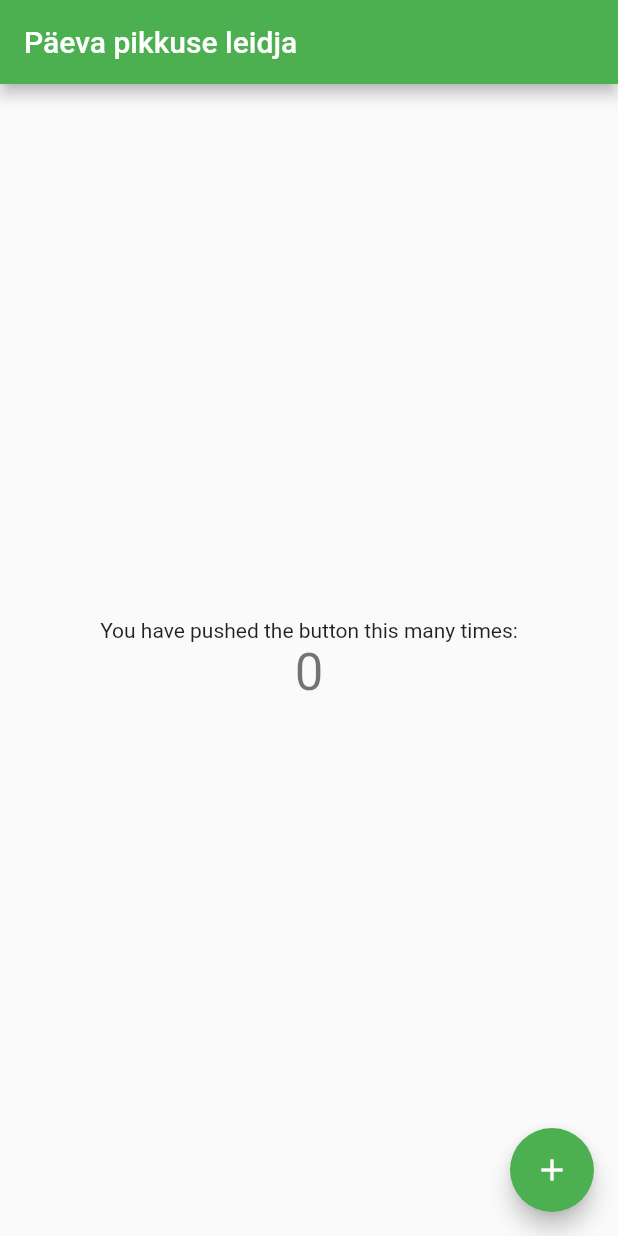
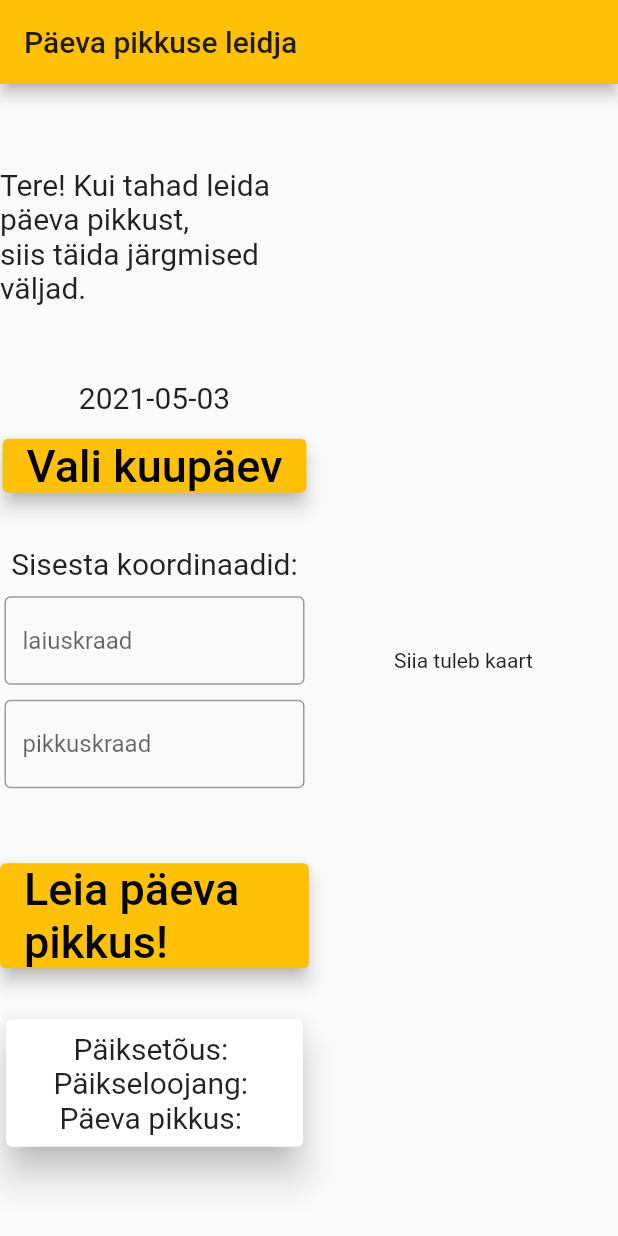
Before and after one commit to 3linameier/day_time, a Flutter app: the screen it shows after launch, on a phone screen of 412 x 824 dp. Run offline on Flutter 3.47's test engine with Material 2 defaults, Android fonts, the phone set to English and light mode, and no system bars; missing offline and left inert: duration, sunrise_sunset.

Commit message:
bunch of changes

```diff
--- a/lib/main.dart
+++ b/lib/main.dart
@@ -1,29 +1,27 @@
+///
+/// Autor: Elina Meier
+///
+/// CGI päeva pikkuse leidmise rakendus
+///
+/// mai 2021
+///
+
 import 'package:flutter/material.dart';
+import 'package:sunrise_sunset/sunrise_sunset.dart';
+import 'package:duration/duration.dart';
 
 void main() {
   runApp(MyApp());
 }
 
 class MyApp extends StatelessWidget {
-  // This widget is the root of your application.
+  // Rakenduse juur
   @override
   Widget build(BuildContext context) {
     return MaterialApp(
-      title: 'Flutter Demo',
+      title: 'len(päev)',
       theme: ThemeData(
-        // This is the theme of your application.
-        //
-        // Try running your application with "flutter run". You'll see the
-        // application has a blue toolbar. Then, without quitting the app, try
-        // changing the primarySwatch below to Colors.green and then invoke
-        // "hot reload" (press "r" in the console where you ran "flutter run",
-        // or simply save your changes to "hot reload" in a Flutter IDE).
-        // Notice that the counter didn't reset back to zero; the application
-        // is not restarted.
-        primarySwatch: Colors.green,
-        // This makes the visual density adapt to the platform that you run
-        // the app on. For desktop platforms, the controls will be smaller and
-        // closer together (more dense) than on mobile platforms.
+        primarySwatch: Colors.amber,
         visualDensity: VisualDensity.adaptivePlatformDensity,
       ),
       home: MyHomePage(title: 'Päeva pikkuse leidja'),
@@ -34,84 +32,184 @@ class MyApp extends StatelessWidget {
 class MyHomePage extends StatefulWidget {
   MyHomePage({Key key, this.title}) : super(key: key);
 
-  // This widget is the home page of your application. It is stateful, meaning
-  // that it has a State object (defined below) that contains fields that affect
-  // how it looks.
-
-  // This class is the configuration for the state. It holds the values (in this
-  // case the title) provided by the parent (in this case the App widget) and
-  // used by the build method of the State. Fields in a Widget subclass are
-  // always marked "final".
-
   final String title;
 
   @override
   _MyHomePageState createState() => _MyHomePageState();
 }
 
+// Siin on erinevad meetodid ja rakenduse muutumised
 class _MyHomePageState extends State<MyHomePage> {
-  int _counter = 0;
+  DateTime hetkeKuupaev = DateTime.now();
+  final latController = TextEditingController();
+  final longController = TextEditingController();
+  double lat = 0;
+  double long = 0;
+  String paiksetous = "";
+  String paikseloojang = "";
+  String paevapikkus = "";
 
-  void _incrementCounter() {
+
+  /// Meetod leiab SunriseSunset API-st vastavalt kuupäevale ja
+  /// lokatsioonile päiksetõusu ja -loojangu aja ning päeva pikkuse
+  Future<void> _leiaPaevaPikkus() async {
+    try {
+      final response = await SunriseSunset.getResults(date: hetkeKuupaev ,latitude: lat, longitude: long);
+
+      if (response.success) {
+        DateTime dataSR = response.data.sunrise.toLocal();
+        DateTime dataSS = response.data.sunset.toLocal();
+        Duration dayLen = dataSS.difference(dataSR);
         setState(() {
-      // This call to setState tells the Flutter framework that something has
-      // changed in this State, which causes it to rerun the build method below
-      // so that the display can reflect the updated values. If we changed
-      // _counter without calling setState(), then the build method would not be
-      // called again, and so nothing would appear to happen.
-      _counter++;
+          paiksetous = '${dataSR.hour}:${dataSR.minute}:${dataSR.second}';
+          paikseloojang = '${dataSS.hour}:${dataSS.minute}:${dataSS.second}';
+          paevapikkus = prettyDuration(dayLen, abbreviated: true);
+        });
+      } else setState(() {paiksetous = response.error;});
+    } catch (err) {
+      setState(() {paiksetous = "Failed to get data."+err;});
+    }
+  }
+
+   /// meetod kontrollib, kas kasutaja sisestatud koordinaadid sobivad
+   String _kontrollKoordinaate() {
+    try {
+      lat = double.parse(latController.text);
+      long = double.parse(longController.text);
+    } on FormatException {
+      return (new FormatException('Palun sisesta koordinaat komakohaga arvuna, kus koma asemel on punkt! (nt 59.3734800)')).toString();
+    } on Exception {
+      return (new Exception('Palun sisesta koordinaadid õigesti!')).toString();
+    }
+    return null;
+  }
+
+  /// Meetod implementeerib kuupäeva valimiseks kalendri
+  Future<void> _valiKuupaev(BuildContext context) async {
+    final DateTime valitud = await showDatePicker(
+        context: context,
+        initialDate: hetkeKuupaev,
+        firstDate: DateTime(2000),
+        lastDate: DateTime(2100, 12, 31));
+    if (valitud != null && valitud != hetkeKuupaev)
+      setState(() {
+        hetkeKuupaev = valitud;
       });
   }
 
+  /// Meetod on popup akna kuvamiseks errori puhul
+  Future<void> _naitaErrorit(BuildContext context, String error) async {
+    return showDialog(
+        context: context,
+        barrierDismissible: false,
+        builder: (BuildContext context) {
+          return AlertDialog(
+            title: Text('Viga!'),
+            content: Text(error),
+            elevation: 10,
+            actions: <Widget>[
+              TextButton(
+                child: Text('nu davaika!'),
+                onPressed: () => Navigator.pop(context),
+              ),
+            ],
+          );
+        }
+    );
+  }
+
+
+  /// Siin toimub põhiline rakenduse ehitamine
   @override
   Widget build(BuildContext context) {
-    // This method is rerun every time setState is called, for instance as done
-    // by the _incrementCounter method above.
-    //
-    // The Flutter framework has been optimized to make rerunning build methods
-    // fast, so that you can just rebuild anything that needs updating rather
-    // than having to individually change instances of widgets.
     return Scaffold(
       appBar: AppBar(
-        // Here we take the value from the MyHomePage object that was created by
-        // the App.build method, and use it to set our appbar title.
         title: Text(widget.title),
       ),
-      body: Center(
-        // Center is a layout widget. It takes a single child and positions it
-        // in the middle of the parent.
+      body: Row(
+        children: <Widget>[
+          Expanded(
             child: Column(
-          // Column is also a layout widget. It takes a list of children and
-          // arranges them vertically. By default, it sizes itself to fit its
-          // children horizontally, and tries to be as tall as its parent.
-          //
-          // Invoke "debug painting" (press "p" in the console, choose the
-          // "Toggle Debug Paint" action from the Flutter Inspector in Android
-          // Studio, or the "Toggle Debug Paint" command in Visual Studio Code)
-          // to see the wireframe for each widget.
-          //
-          // Column has various properties to control how it sizes itself and
-          // how it positions its children. Here we use mainAxisAlignment to
-          // center the children vertically; the main axis here is the vertical
-          // axis because Columns are vertical (the cross axis would be
-          // horizontal).
               mainAxisAlignment: MainAxisAlignment.center,
               children: <Widget>[
                 Text(
-              'You have pushed the button this many times:',
+                  'Tere! Kui tahad leida päeva pikkust,\nsiis täida järgmised väljad.',
+                  style: TextStyle(fontSize: 20)
                 ),
-            Text(
-              '$_counter',
-              style: Theme.of(context).textTheme.headline4,
+                SizedBox(height: 50),
+                Text("${hetkeKuupaev.toLocal()}".split(' ')[0], style: TextStyle(fontSize: 20)),
+                //SizedBox(height: 20.0,),
+                SizedBox(height: 10),
+                ElevatedButton(
+                  style: ElevatedButton.styleFrom(elevation: 5),
+                  onPressed: () => _valiKuupaev(context),
+                  child: Text('Vali kuupäev', style: TextStyle(fontSize: 30)),
+                ),
+                SizedBox(height: 30),
+                Text('Sisesta koordinaadid:', style: TextStyle(fontSize: 20)),
+                SizedBox(height: 10),
+                Container(
+                  width: 200,
+                  child: TextField(
+                    controller: latController,
+                    decoration: InputDecoration(
+                        border: OutlineInputBorder(),
+                        hintText: 'laiuskraad'
+                    ),
+                  ),
+                ),
+                SizedBox(height: 10),
+                Container(
+                  width: 200,
+                  child: TextField(
+                    controller: longController,
+                    decoration: InputDecoration(
+                        border: OutlineInputBorder(),
+                        hintText: 'pikkuskraad'
+                    ),
+                  ),
+                ),
+                SizedBox(height: 50),
+                ElevatedButton(
+                  style: ElevatedButton.styleFrom(elevation: 5),
+                  onPressed: () {
+                    if (_kontrollKoordinaate() != null) _naitaErrorit(context, _kontrollKoordinaate());
+                    else _leiaPaevaPikkus();
+                  },
+                  child: Text('Leia päeva pikkus!', style: TextStyle(fontSize: 30))
+                ),
+                SizedBox(height: 30),
+                Card(
+                  color: Colors.white,
+                  elevation: 10,
+                  child: Container(
+                    width: 263,
+                    child: Padding(
+                      padding: const EdgeInsets.all(8.0),
+                      child: Column(
+                        mainAxisSize: MainAxisSize.min,
+                        children: <Widget>[
+                          Text('Päiksetõus: ' + paiksetous, style: TextStyle(fontSize: 20)),
+                          Text('Päikseloojang: ' + paikseloojang, style: TextStyle(fontSize: 20)),
+                          Text('Päeva pikkus: ' + paevapikkus, style: TextStyle(fontSize: 20)),
+                        ],
+                      ),
+                    ),
+                  ),
                 ),
               ],
             ),
           ),
-      floatingActionButton: FloatingActionButton(
-        onPressed: _incrementCounter,
-        tooltip: 'Increment',
-        child: Icon(Icons.add),
-      ), // This trailing comma makes auto-formatting nicer for build methods.
+          Expanded(
+            child: Column(
+              mainAxisAlignment: MainAxisAlignment.center,
+              children: <Widget>[
+                Text('Siia tuleb kaart'),
+              ]
+            ),
+          ),
+        ],
+      ),
     );
   }
 }
--- a/pubspec.yaml
+++ b/pubspec.yaml
@@ -23,11 +23,9 @@ environment:
 dependencies:
   flutter:
     sdk: flutter
-
-
-  # The following adds the Cupertino Icons font to your application.
-  # Use with the CupertinoIcons class for iOS style icons.
   cupertino_icons: ^1.0.0
+  sunrise_sunset: ^1.0.4
+  duration: ^3.0.6
 
 dev_dependencies:
   flutter_test:
```
Also changed, not shown: pubspec.lock, 16 other files. Lines whose indentation alone changed are shown as unchanged.
